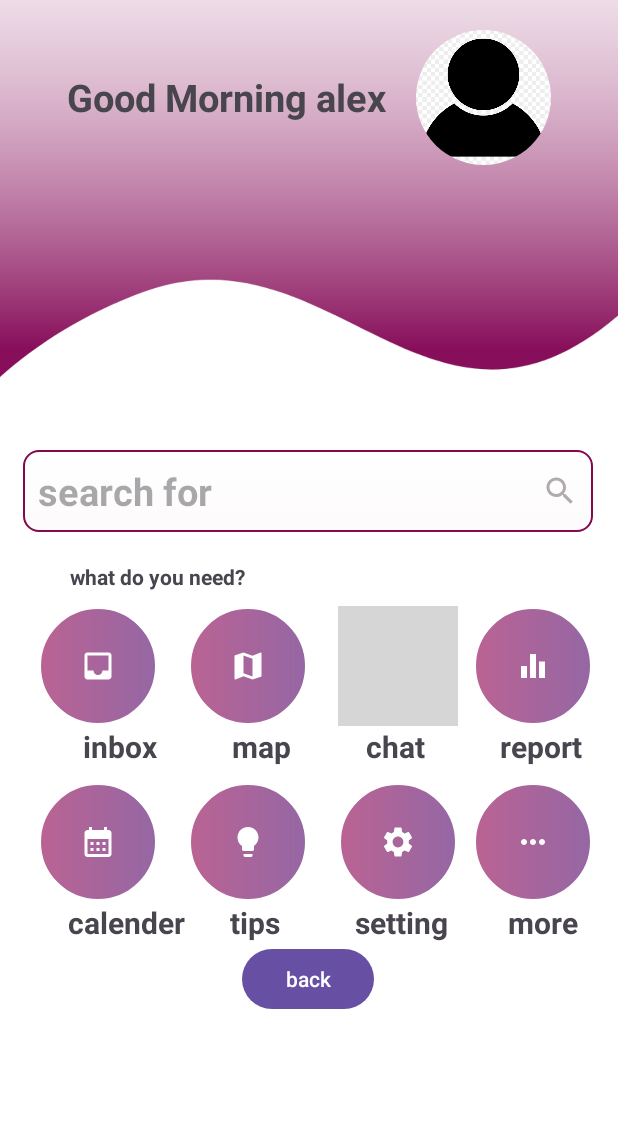
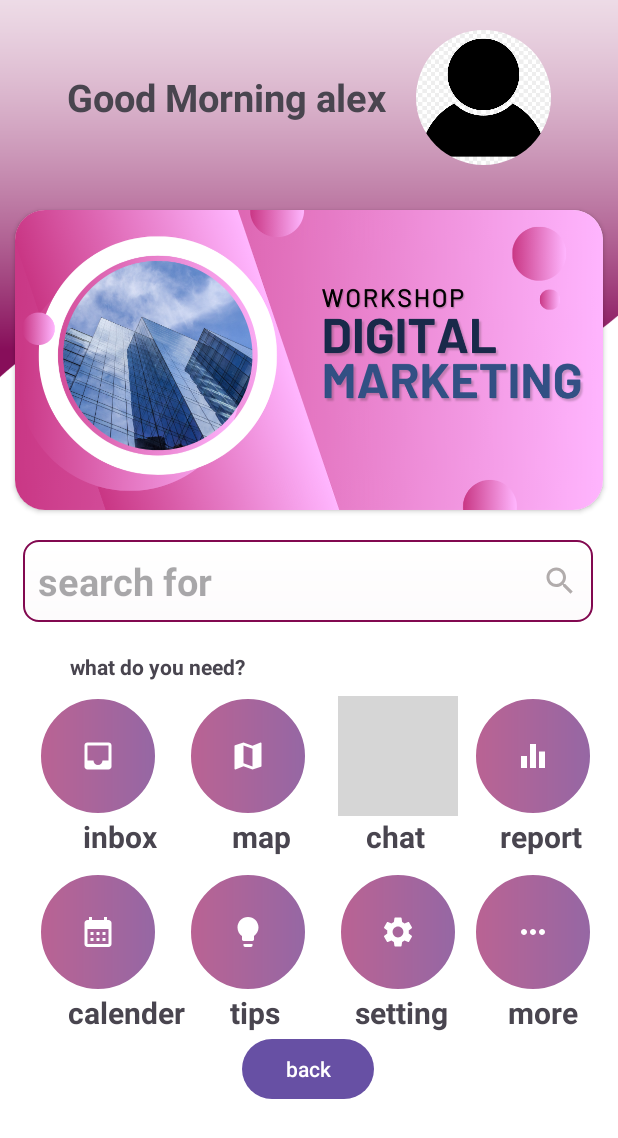
Before and after one commit to Karishma9090/page2, an Android app: the page2 screen opened directly, with no data from a screen before it, on a phone screen of 412 x 824 dp. Shown: the top 1138 px of the screen. Run offline under Robolectric (Android 15) with nearby library versions, the phone set to English and light mode, and no system bars; our stand-ins replace CircleImageView; grey boxes are pictures that could not be loaded.

Commit message:
9.10.24commit

```diff
--- a/app/src/main/java/com/example/page/page2.java
+++ b/app/src/main/java/com/example/page/page2.java
@@ -29,7 +29,7 @@ public class page2 extends AppCompatActivity {
         Backbtn.setOnClickListener(new View.OnClickListener() {
             @Override
             public void onClick(View v) {
-                startActivity(new Intent(page2.this, MainActivity.class));
+                startActivity(new Intent(page2.this, signuppage.class));
             }
         });
     }
--- a/app/src/main/java/com/example/page/signuppage.java
+++ b/app/src/main/java/com/example/page/signuppage.java
@@ -29,7 +29,7 @@ public class signuppage extends AppCompatActivity {
         signupbtn.setOnClickListener(new View.OnClickListener() {
             @Override
             public void onClick(View v) {
-                startActivity(new Intent(signuppage.this, page2.class));
+                startActivity(new Intent(signuppage.this, MainActivity.class));
             }
         });
 
--- a/app/src/main/res/layout/activity_page2.xml
+++ b/app/src/main/res/layout/activity_page2.xml
@@ -16,6 +16,7 @@
         android:layout_margin="20dp"
         android:orientation="horizontal">
         <TextView
+            android:id="@+id/ftext"
             android:layout_width="wrap_content"
             android:layout_height="wrap_content"
             android:text="Good Morning alex"
@@ -35,6 +36,23 @@
 
     </LinearLayout>
 
+    <androidx.cardview.widget.CardView
+        android:layout_width="match_parent"
+        android:layout_height="200dp"
+        android:layout_gravity="center"
+        app:cardCornerRadius="20dp"
+        android:layout_margin="10dp"
+        android:layout_below="@id/l1"
+        >
+        <ImageView
+            android:layout_width="match_parent"
+            android:layout_height="match_parent"
+            android:scaleType="centerCrop"
+            android:src="@drawable/digital"
+            />
+    </androidx.cardview.widget.CardView>
+
+
 
 
     <LinearLayout
@@ -52,7 +70,7 @@
         android:layout_height="wrap_content"
         android:layout_below="@id/l1"
         android:orientation="horizontal"
-        android:layout_marginTop="170dp"
+        android:layout_marginTop="230dp"
         android:gravity="center">
 
 
```
Also changed, not shown: app/src/main/res/layout/activity_signuppage.xml (+6 -3 lines), app/src/main/res/drawable/digital.png (added).
